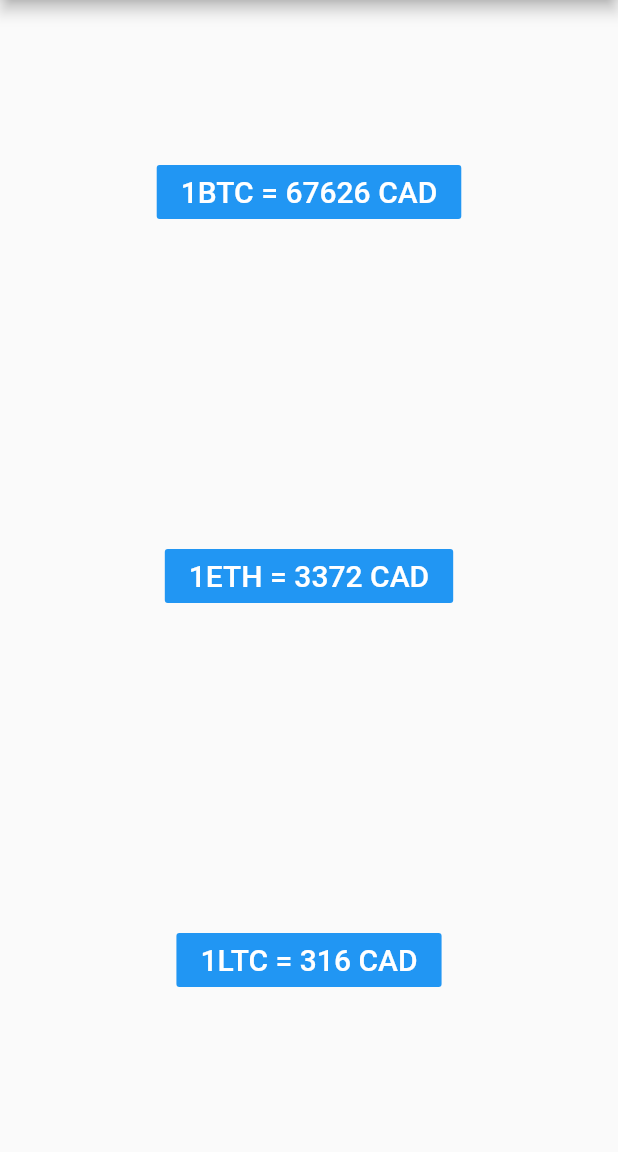
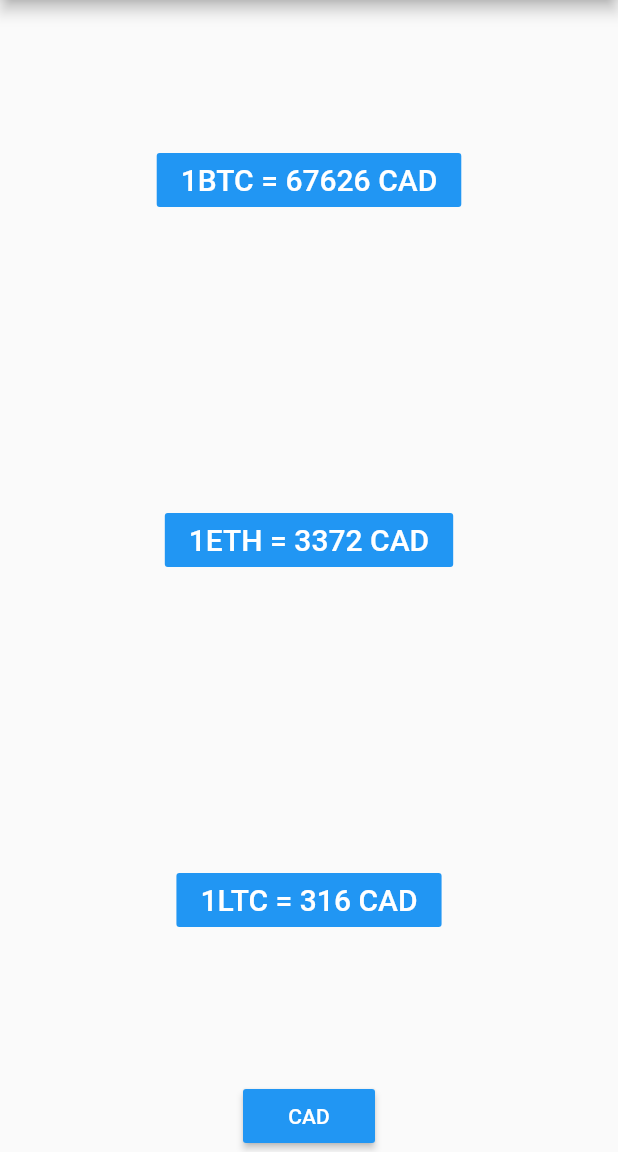
Before and after one commit to alinnegrazielle/flutter_cryptocurrencies, a Flutter app: the screen it shows after launch, on a phone screen of 412 x 824 dp, the part 84-1236 px from its top. Run offline on Flutter 3.47's test engine with Material 2 defaults, Android fonts, the light colour scheme and no system bars.

Commit message:
inserted botton

```diff
--- a/cryptocurrencies/lib/screens/currencies_screen.dart
+++ b/cryptocurrencies/lib/screens/currencies_screen.dart
@@ -9,10 +9,10 @@ class CurrenciesScreen extends StatelessWidget {
       ),
       body: Container(
         child: Column(
-          crossAxisAlignment: CrossAxisAlignment.start,
+          mainAxisAlignment: MainAxisAlignment.center,
           children: [
             Expanded(
-              flex: 1,
+              // flex: 1,
               child: Center(
                 child: FlatButton(
                   color: Colors.blue,
@@ -28,7 +28,7 @@ class CurrenciesScreen extends StatelessWidget {
               ),
             ),
             Expanded(
-              flex: 1,
+              // flex: 1,
               child: Center(
                 child: FlatButton(
                   color: Colors.blue,
@@ -44,7 +44,7 @@ class CurrenciesScreen extends StatelessWidget {
               ),
             ),
             Expanded(
-              flex: 1,
+              // flex: 1,
               child: Center(
                 child: FlatButton(
                   color: Colors.blue,
@@ -59,6 +59,16 @@ class CurrenciesScreen extends StatelessWidget {
                 ),
               ),
             ),
+            RaisedButton(
+              onPressed: () {},
+              color: Colors.blue,
+              child: Text(
+                'CAD',
+                style: TextStyle(
+                  color: Colors.white,
+                ),
+              ),
+            ),
           ],
         ),
       ),
--- a/cryptocurrencies/pubspec.yaml
+++ b/cryptocurrencies/pubspec.yaml
@@ -28,6 +28,7 @@ dependencies:
   # The following adds the Cupertino Icons font to your application.
   # Use with the CupertinoIcons class for iOS style icons.
   cupertino_icons: ^1.0.2
+  http: ^0.13.2
 
 dev_dependencies:
   flutter_test:
```
Also changed, not shown: cryptocurrencies/pubspec.lock.
